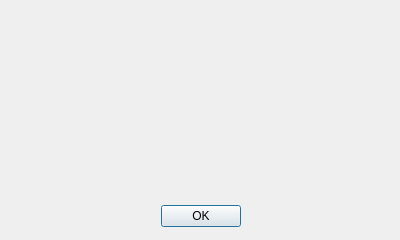
Above: aboutdialog.ui from SideFx/EmbyDesk before the change. Below: the same form after it.
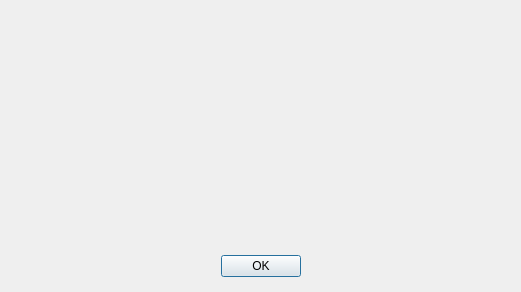
That is the form after the change. Icons and pictures are not drawn.

Patch:
```diff
--- a/aboutdialog.ui
+++ b/aboutdialog.ui
@@ -6,8 +6,8 @@
    <rect>
     <x>0</x>
     <y>0</y>
-    <width>400</width>
-    <height>240</height>
+    <width>521</width>
+    <height>292</height>
    </rect>
   </property>
   <property name="windowTitle">
@@ -25,8 +25,8 @@
   <widget class="QDialogButtonBox" name="buttonBox">
    <property name="geometry">
     <rect>
-     <x>30</x>
-     <y>200</y>
+     <x>90</x>
+     <y>250</y>
      <width>341</width>
      <height>32</height>
     </rect>
@@ -68,10 +68,16 @@
     <rect>
      <x>130</x>
      <y>9</y>
-     <width>250</width>
-     <height>181</height>
+     <width>371</width>
+     <height>231</height>
     </rect>
    </property>
+   <property name="sizePolicy">
+    <sizepolicy hsizetype="Preferred" vsizetype="Preferred">
+     <horstretch>0</horstretch>
+     <verstretch>0</verstretch>
+    </sizepolicy>
+   </property>
    <property name="text">
     <string/>
    </property>
```
